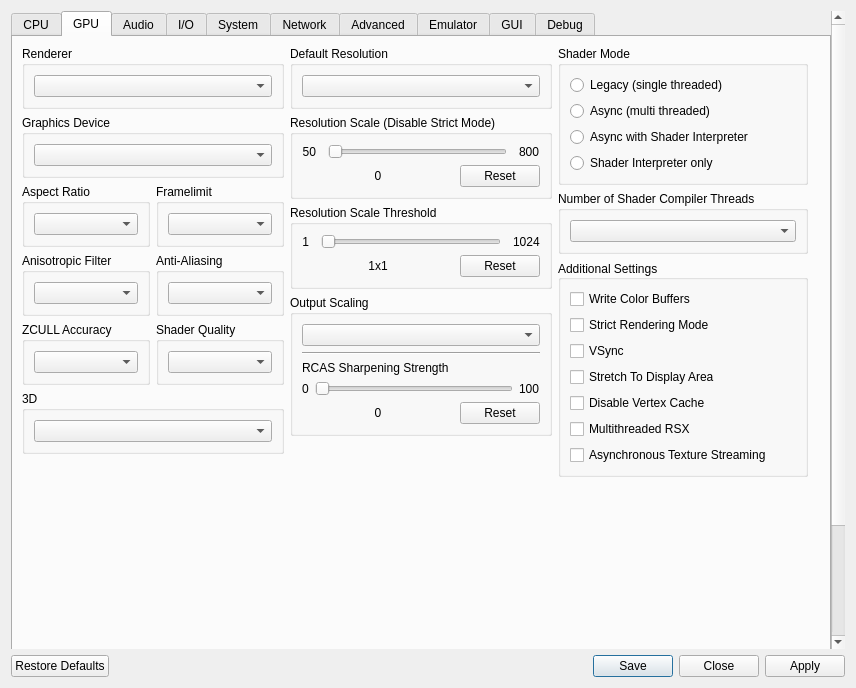
The window that rpcs3/rpcs3qt/settings_dialog.ui (RPCS3/rpcs3) describes before a commit, drawn with Qt 5.
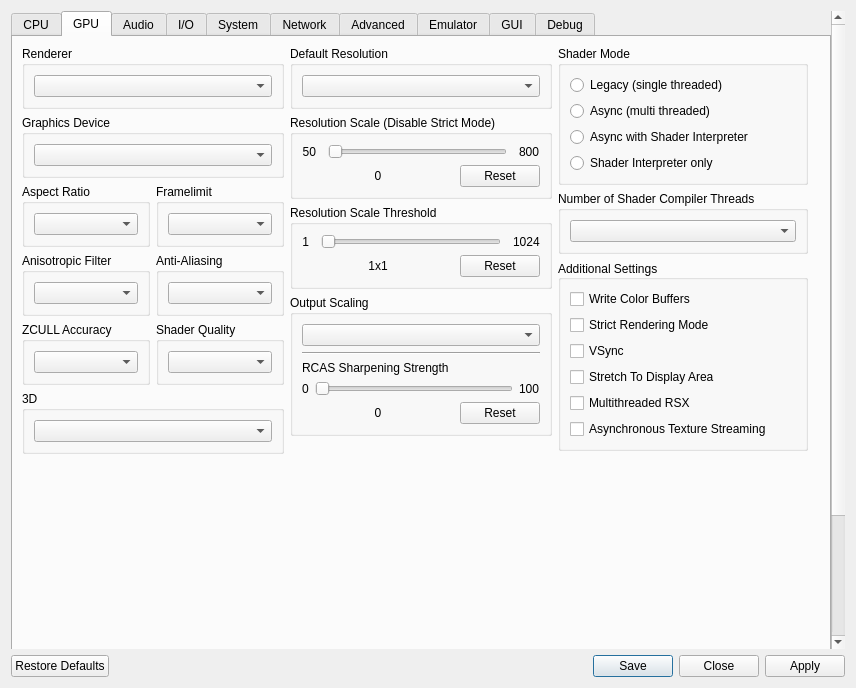
The same window after the commit. The open tabs and pages were chosen to show the change. Icons and pictures are not drawn.

Commit message:
Settings: Move Disable Vertex Cache to Advanced
Under GPU group box, MTRSX now works with Vertex Cache so the use cases
for this settings are very reduced

The edit to the form file:
```diff
--- a/rpcs3/rpcs3qt/settings_dialog.ui
+++ b/rpcs3/rpcs3qt/settings_dialog.ui
@@ -968,13 +968,6 @@
                  </property>
                 </widget>
                </item>
-               <item>
-                <widget class="QCheckBox" name="disableVertexCache">
-                 <property name="text">
-                  <string>Disable Vertex Cache</string>
-                 </property>
-                </widget>
-               </item>
                <item>
                 <widget class="QCheckBox" name="multithreadedRSX">
                  <property name="text">
@@ -2650,6 +2643,13 @@
                  </property>
                 </widget>
                </item>
+               <item>
+                <widget class="QCheckBox" name="disableVertexCache">
+                 <property name="text">
+                  <string>Disable Vertex Cache</string>
+                 </property>
+                </widget>
+               </item>
                <item>
                 <widget class="QCheckBox" name="allowHostGPULabels">
                  <property name="text">
```
The commit also changes 1 other file.
